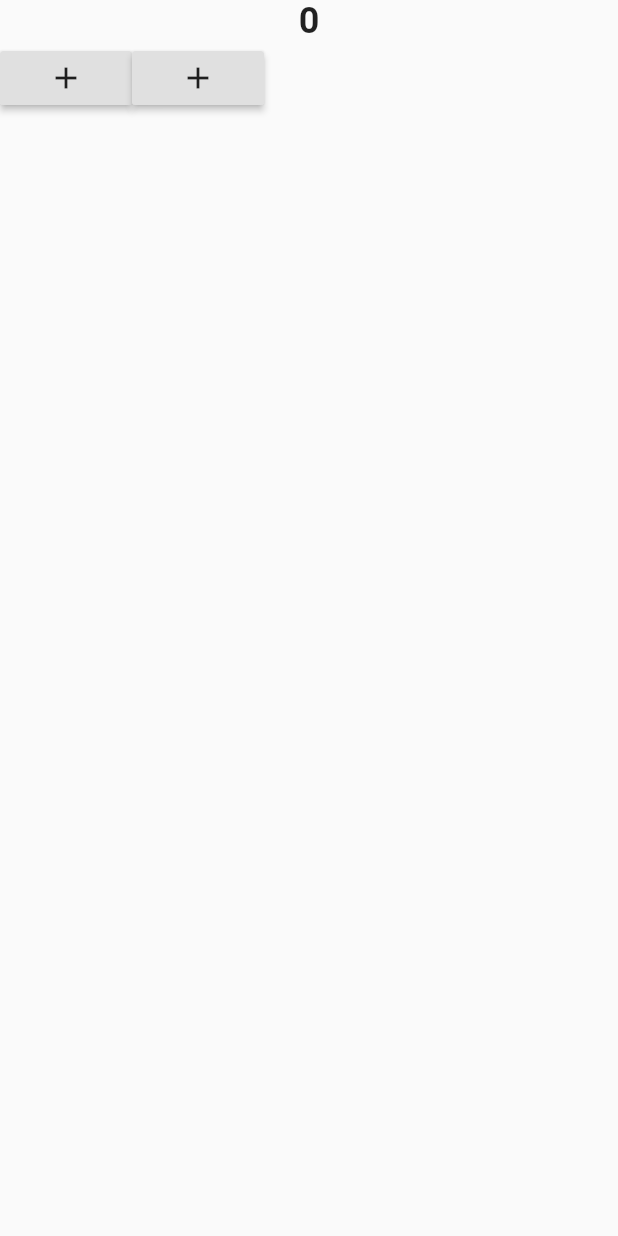
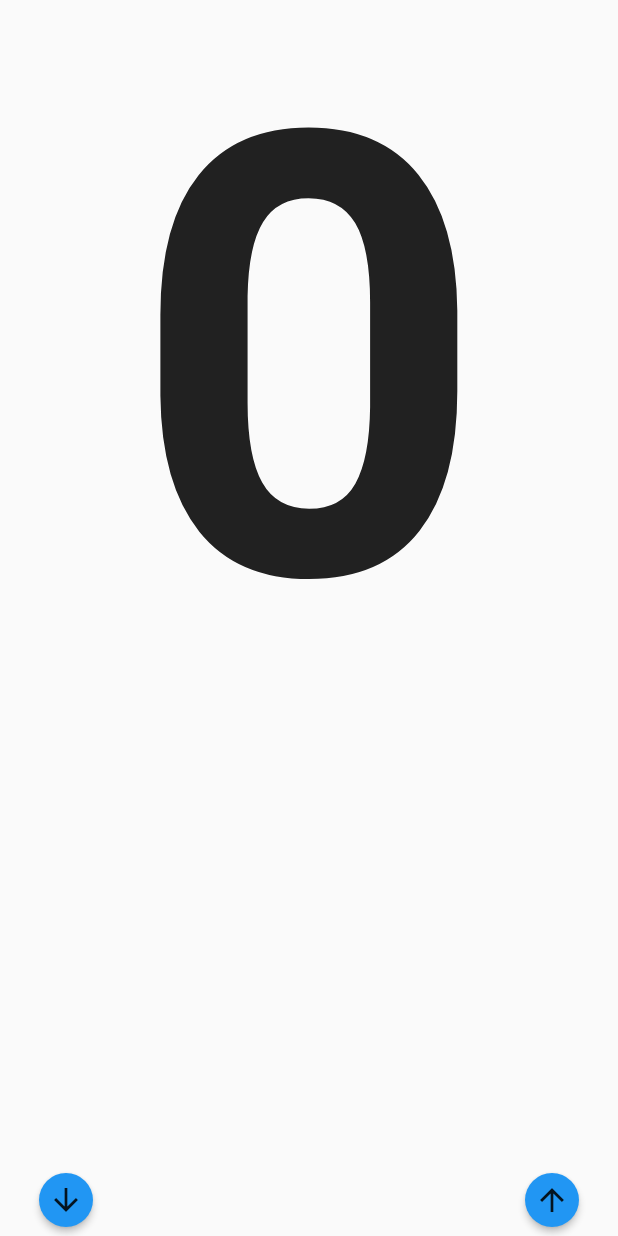
Before and after one commit to MAHakeem-MK/best_practice, a Flutter app: the screen it shows after launch, on a phone screen of 412 x 824 dp. Run offline on Flutter 3.47's test engine with Material 2 defaults, Android fonts, the phone set to English and light mode, and no system bars.

Commit message:
homepage ui update.

```diff
--- a/lib/home/ui/pages/home_page.dart
+++ b/lib/home/ui/pages/home_page.dart
@@ -8,6 +8,7 @@ class HomePage extends StatelessWidget {
     return SafeArea(
       child: Scaffold(
         body: Column(
+          mainAxisAlignment: MainAxisAlignment.spaceBetween,
           children: [
             CountLabel(
               count: 0,
--- a/lib/home/ui/widgets/count_action_button.dart
+++ b/lib/home/ui/widgets/count_action_button.dart
@@ -1,11 +1,20 @@
 import 'package:flutter/material.dart';
 
 class CountActionButton extends StatelessWidget {
+  final Widget child;
+  final Function onPressed;
+
+  const CountActionButton(
+      {Key key, @required this.child, @required this.onPressed})
+      : super(key: key);
+
   @override
   Widget build(BuildContext context) {
     return RaisedButton(
-      child: Icon(Icons.add),
-      onPressed: () {},
+      shape: CircleBorder(),
+      color: Theme.of(context).primaryColor,
+      child: child,
+      onPressed: onPressed,
     );
   }
 }
--- a/lib/home/ui/widgets/count_actionbar.dart
+++ b/lib/home/ui/widgets/count_actionbar.dart
@@ -8,9 +8,15 @@ class CountActionBar extends StatelessWidget {
 
   @override
   Widget build(BuildContext context) {
-    return Row(children:[
-      CountActionButton(),
-      CountActionButton(),
+    return Row(mainAxisAlignment: MainAxisAlignment.spaceBetween, children: [
+      CountActionButton(
+        child: Icon(Icons.arrow_downward),
+        onPressed: () {},
+      ),
+      CountActionButton(
+        child: Icon(Icons.arrow_upward),
+        onPressed: () {},
+      ),
     ]);
   }
 }
--- a/lib/home/ui/widgets/count_label.dart
+++ b/lib/home/ui/widgets/count_label.dart
@@ -6,11 +6,17 @@ class CountLabel extends StatelessWidget {
 
   @override
   Widget build(BuildContext context) {
-    return Text(
-      '${this.count}',
-      style: TextStyle(
-        fontSize: 24.0,
-        fontWeight: FontWeight.bold,
+    var displayHeight = MediaQuery.of(context).size.height;
+    return SizedBox(
+      height: displayHeight * 0.5,
+      child: Center(
+        child: Text(
+          '${this.count}',
+          style: TextStyle(
+            fontSize: displayHeight * 0.5,
+            fontWeight: FontWeight.bold,
+          ),
+        ),
       ),
     );
   }
```
Also changed, not shown: 1 other file.
